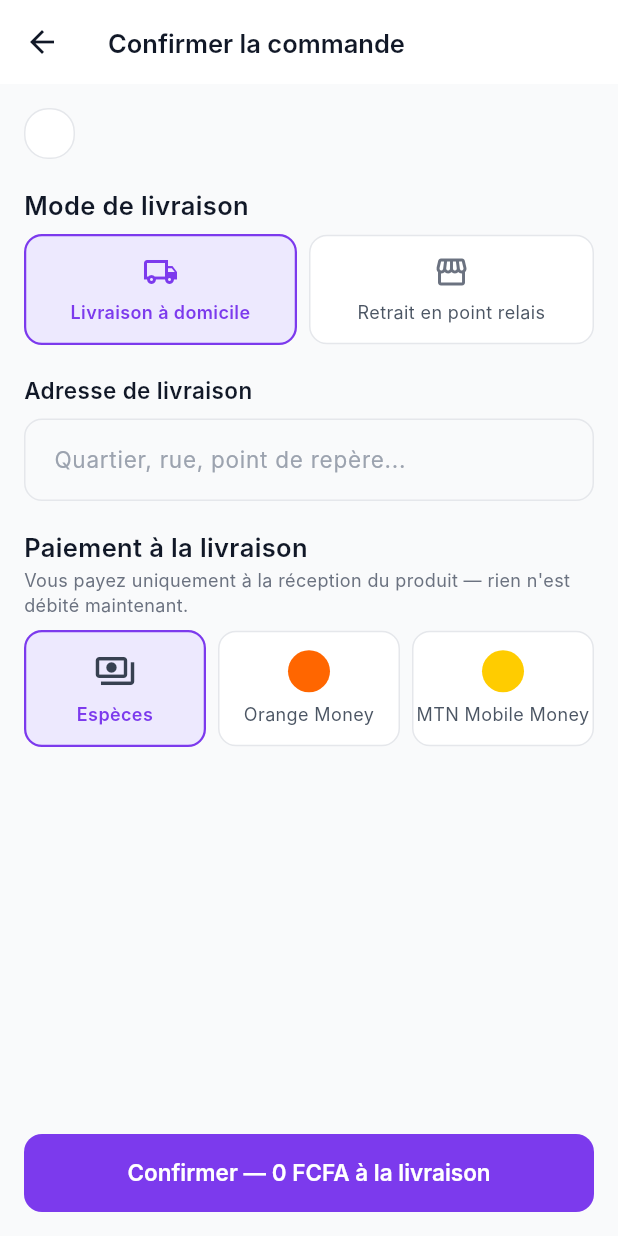
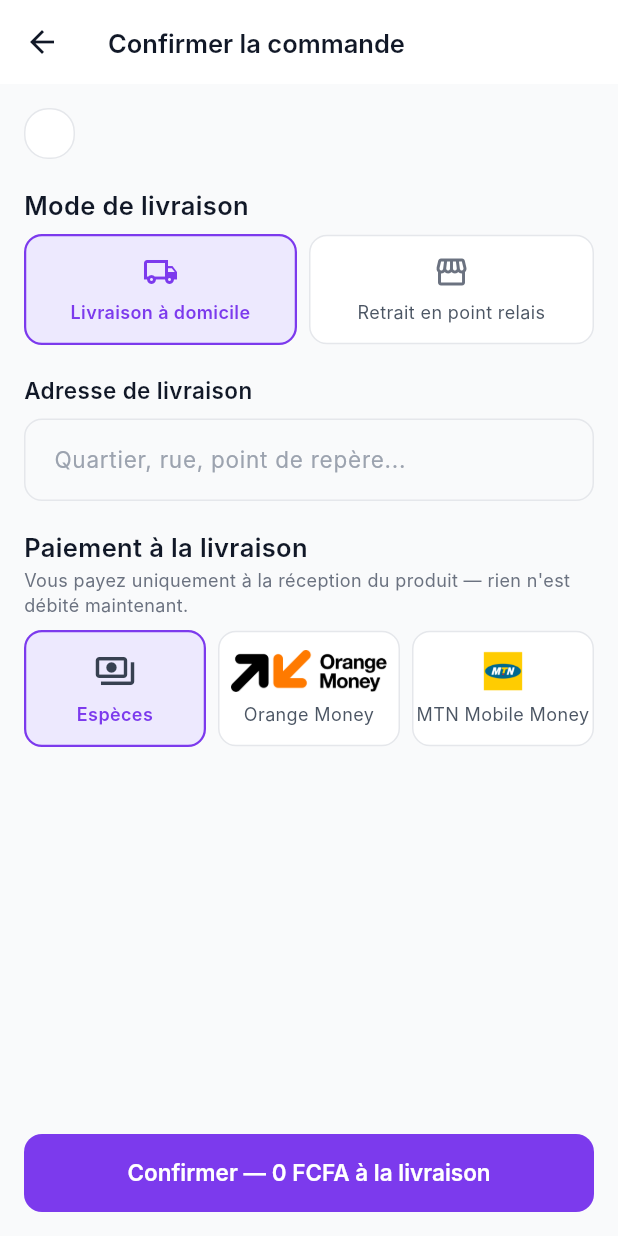
Before and after one commit to Rufin-Padol/freshNova, a Flutter app: the CheckoutScreen screen opened directly with empty values, on a phone screen of 412 x 824 dp. Run offline on Flutter 3.47's test engine with Material 3 defaults, Android fonts, the phone set to English and light mode, and no system bars; our stand-ins replace connectivity_plus, equatable, flutter_map, flutter_riverpod, flutter_svg, geolocator and 4 more; accounts and stored records are empty; network calls fail; Roboto replaces fonts that are missing (Inter).

Commit message:
Remplace les pastilles colorées par les vrais logos Orange Money / MTN MoMo
Correction suite à un retour direct : l'écran de paiement affichait de
simples cercles colorés pour Orange Money et MTN Mobile Money au lieu
des logos réels. Télécharge les logos officiels depuis Wikimedia
Commons (domaine public pour la forme géométrique, marques déposées —
usage nominatif standard pour indiquer les moyens de paiement
acceptés, comme n'importe quelle app affichant Visa/Mastercard) dans
assets/icons/payment/, et les affiche via Image.asset dans le
sélecteur de méthode de paiement (checkout_screen.dart), à la place
des cercles orange/jaune approximatifs.

Réactive la section "assets:" de pubspec.yaml, laissée vide jusqu'ici
faute de vrais fichiers — ce sont les tout premiers assets réels de
l'app, tout le reste des illustrations étant des widgets Dart.

```diff
--- a/code/afrideal/lib/features/cart_checkout/presentation/screens/checkout_screen.dart
+++ b/code/afrideal/lib/features/cart_checkout/presentation/screens/checkout_screen.dart
@@ -264,13 +264,15 @@ class _PaymentMethodSelector extends StatelessWidget {
     if (methode == PaymentMethod.especes) {
       return const Icon(Icons.payments_outlined, size: 28, color: AppColors.gray700);
     }
-    final couleur = methode == PaymentMethod.orangeMoney
-        ? const Color(0xFFFF6600)
-        : const Color(0xFFFFCC00);
-    return Container(
-      width: 28,
+    final asset = methode == PaymentMethod.orangeMoney
+        ? 'assets/icons/payment/orange_money.png'
+        : 'assets/icons/payment/mtn_momo.png';
+    return SizedBox(
       height: 28,
-      decoration: BoxDecoration(color: couleur, shape: BoxShape.circle),
+      child: FittedBox(
+        fit: BoxFit.contain,
+        child: Image.asset(asset),
+      ),
     );
   }
 }
```
Also changed, not shown: code/afrideal/pubspec.yaml (+9 -5 lines), code/afrideal/assets/icons/payment/mtn_momo.png (added), code/afrideal/assets/icons/payment/orange_money.png (added).
